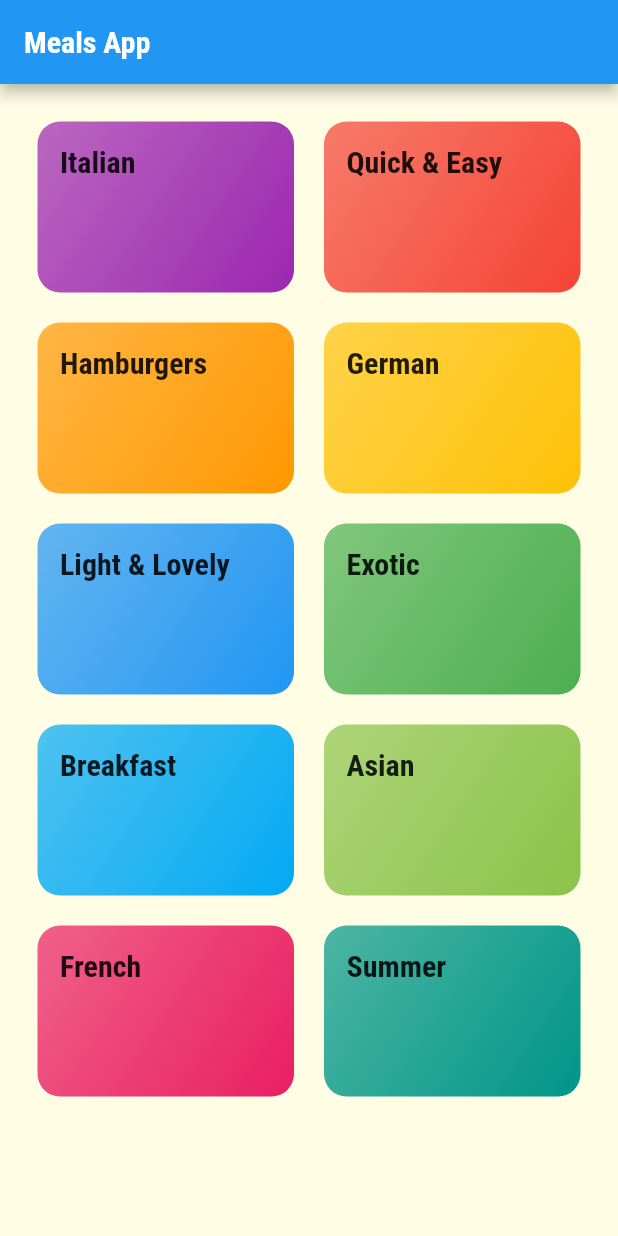
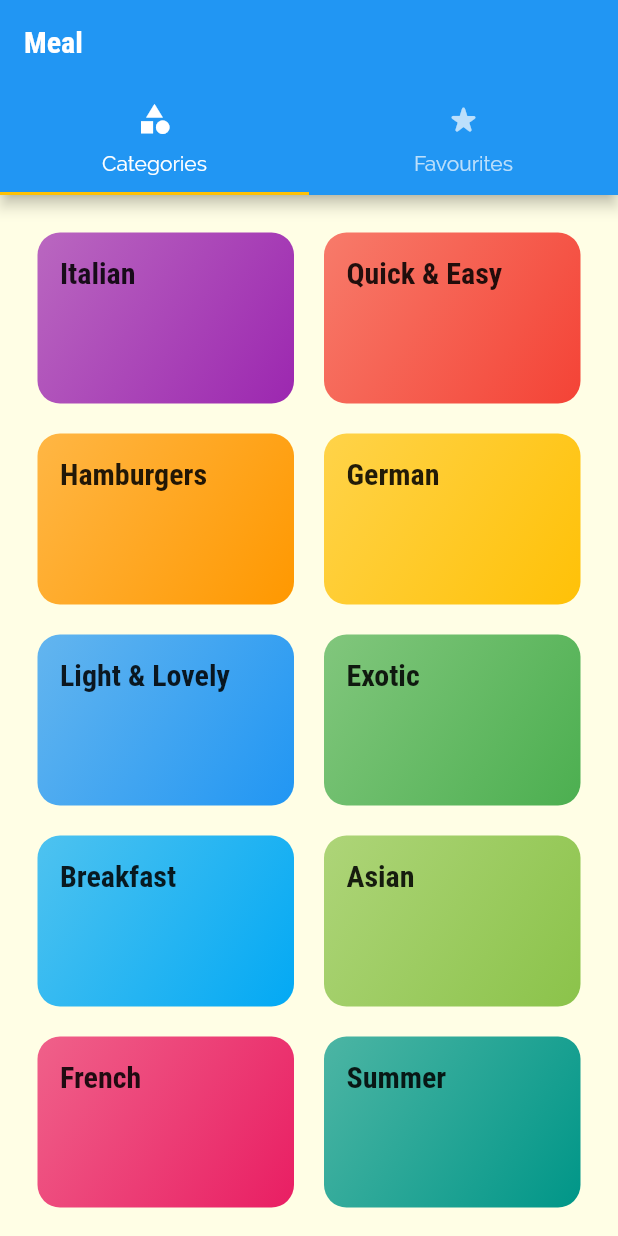
Before and after one commit to apexpre-dator/Meals-App, a Flutter app: the screen it shows after launch, on a phone screen of 412 x 824 dp. Run offline on Flutter 3.47's test engine with Material 2 defaults, Android fonts, the phone set to English and light mode, and no system bars.

Commit message:
Added Top TabBar

```diff
--- a/lib/main.dart
+++ b/lib/main.dart
@@ -1,8 +1,8 @@
 import 'package:flutter/material.dart';
 
+import './screens/tab_screen.dart';
 import './screens/meal_detail_screen.dart';
 import './screens/category_meals_screen.dart';
-import './screens/categories_screen.dart';
 
 void main() => runApp(MyApp());
 
@@ -32,7 +32,7 @@ class MyApp extends StatelessWidget {
       ),
       initialRoute: '/',
       routes: {
-        '/': (ctx) => CategoriesScreen(),
+        '/': (ctx) => TabScreen(),
         CategoryMealsScreen.routeName: (ctx) => CategoryMealsScreen(),
         MealDetailScreen.routeName: (ctx) => MealDetailScreen(),
       },
--- a/lib/screens/categories_screen.dart
+++ b/lib/screens/categories_screen.dart
@@ -8,11 +8,7 @@ class CategoriesScreen extends StatelessWidget {
 
   @override
   Widget build(BuildContext context) {
-    return Scaffold(
-      appBar: AppBar(
-        title: const Text('Meals App'),
-      ),
-      body: GridView(
+    return GridView(
       padding: const EdgeInsets.all(25),
       children: DUMMY_CATEGORIES
           .map((catData) => CategoryItem(
@@ -27,7 +23,6 @@ class CategoriesScreen extends StatelessWidget {
         crossAxisSpacing: 20,
         mainAxisSpacing: 20,
       ),
-      ),
     );
   }
 }
--- /dev/null
+++ b/lib/screens/favourites_screen.dart
@@ -0,0 +1,12 @@
+import 'package:flutter/material.dart';
+
+class FavouritesScreen extends StatelessWidget {
+  const FavouritesScreen({Key? key}) : super(key: key);
+
+  @override
+  Widget build(BuildContext context) {
+    return Center(
+      child: Text('Favourite'),
+    );
+  }
+}
--- /dev/null
+++ b/lib/screens/tab_screen.dart
@@ -0,0 +1,44 @@
+import 'package:flutter/material.dart';
+import 'package:meals_app/screens/favourites_screen.dart';
+
+import './categories_screen.dart';
+
+class TabScreen extends StatefulWidget {
+  const TabScreen({Key? key}) : super(key: key);
+
+  @override
+  State<TabScreen> createState() => _TabScreenState();
+}
+
+class _TabScreenState extends State<TabScreen> {
+  @override
+  Widget build(BuildContext context) {
+    return DefaultTabController(
+      length: 2,
+      initialIndex: 0,
+      child: Scaffold(
+        appBar: AppBar(
+          title: Text('Meal'),
+          bottom: TabBar(
+            tabs: <Widget>[
+              Tab(
+                icon: Icon(Icons.category_sharp),
+                text: 'Categories',
+              ),
+              Tab(
+                icon: Icon(Icons.star_rate_rounded),
+                text: 'Favourites',
+              ),
+            ],
+          ),
+        ),
+        body: TabBarView(
+          children: <Widget>[
+            CategoriesScreen(),
+            FavouritesScreen(),
+          ],
+        ),
+      ),
+    );
+  }
+}
```
Lines whose indentation alone changed are shown as unchanged.
